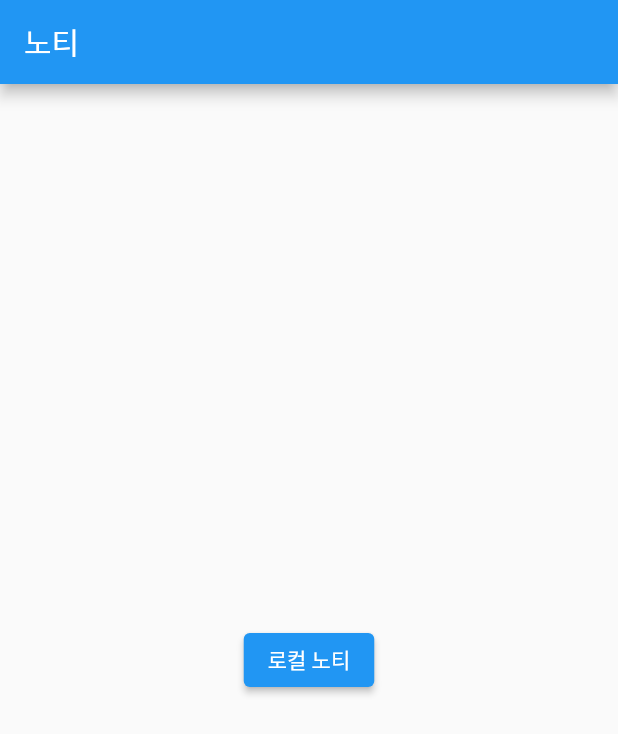
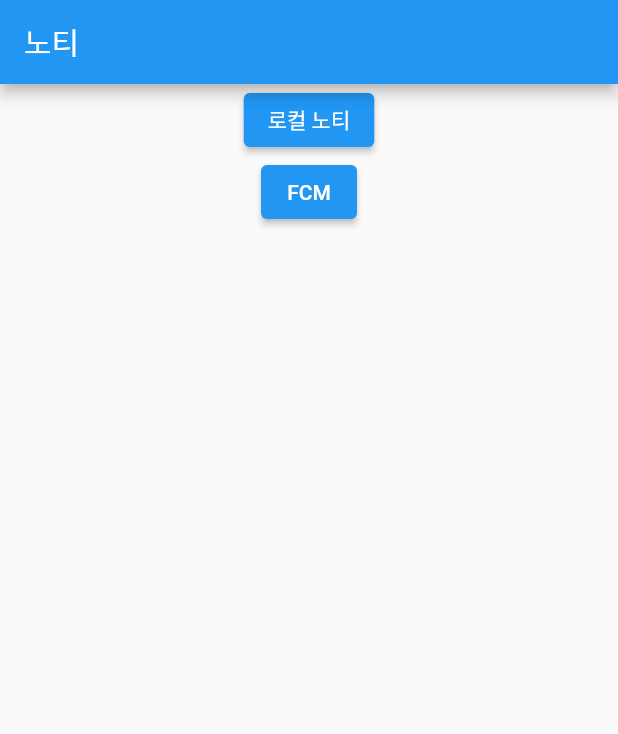
Before and after one commit to junsuk5/flutter_notification, a Flutter app: the screen it shows after launch, on a phone screen of 412 x 824 dp. Shown: the top 734 px of the screen. Run offline on Flutter 3.47's test engine with Material 2 defaults, Android fonts, the phone set to English and light mode, and no system bars; our stand-ins replace firebase_core, firebase_messaging, flutter_local_notifications, flutter_native_timezone, permission_handler, timezone; accounts and stored records are empty; generated files the repository leaves out were written again.

Commit message:
앱 내에서 푸시

```diff
--- a/lib/main.dart
+++ b/lib/main.dart
@@ -5,6 +5,7 @@ import 'package:firebase_messaging/firebase_messaging.dart';
 import 'package:flutter/material.dart';
 import 'package:flutter_notification/notification_service.dart';
 import 'package:firebase_core/firebase_core.dart';
+import 'package:flutter_notification/push_service.dart';
 import 'firebase_options.dart';
 
 final notification = NotificationService();
@@ -39,7 +40,6 @@ void main() async {
   await notification.initializeTimeZone();
   await notification.initializeNotification();
 
-
   final token = await FirebaseMessaging.instance.getToken();
   log(token.toString());
 
@@ -70,7 +70,6 @@ class HomeScreen extends StatefulWidget {
 }
 
 class _HomeScreenState extends State<HomeScreen> {
-
   StreamSubscription<RemoteMessage>? subscription;
 
   @override
@@ -80,7 +79,6 @@ class _HomeScreenState extends State<HomeScreen> {
     // 화면 뜨자마자
     // foreground fcm 수신 처리
     subscription = FirebaseMessaging.onMessage.listen((RemoteMessage message) {
-
       // 테스트
       // final title = message.notification?.title ?? '';
       // final body = message.notification?.body ?? '';
@@ -109,7 +107,9 @@ class _HomeScreenState extends State<HomeScreen> {
         title: const Text('노티'),
       ),
       body: Center(
-        child: ElevatedButton(
+        child: Column(
+          children: [
+            ElevatedButton(
               onPressed: () async {
                 final result =
                     await notification.showNotification(1, 'title', 'body');
@@ -130,6 +130,14 @@ class _HomeScreenState extends State<HomeScreen> {
                 }
               },
               child: const Text('로컬 노티'),
+            ),
+            ElevatedButton(
+              onPressed: () {
+                PushService.sendPush('제목', '내용');
+              },
+              child: const Text('FCM'),
+            ),
+          ],
         ),
       ),
     );
```
Also changed, not shown: lib/push_service.dart (added, +27 -0 lines). Lines whose indentation alone changed are shown as unchanged.
